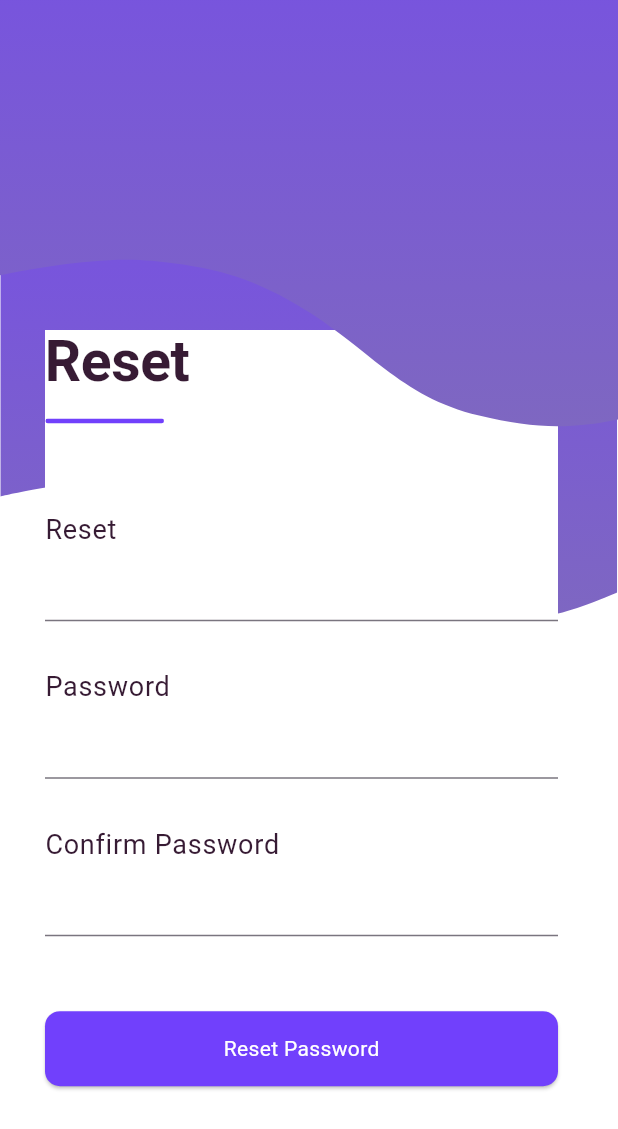
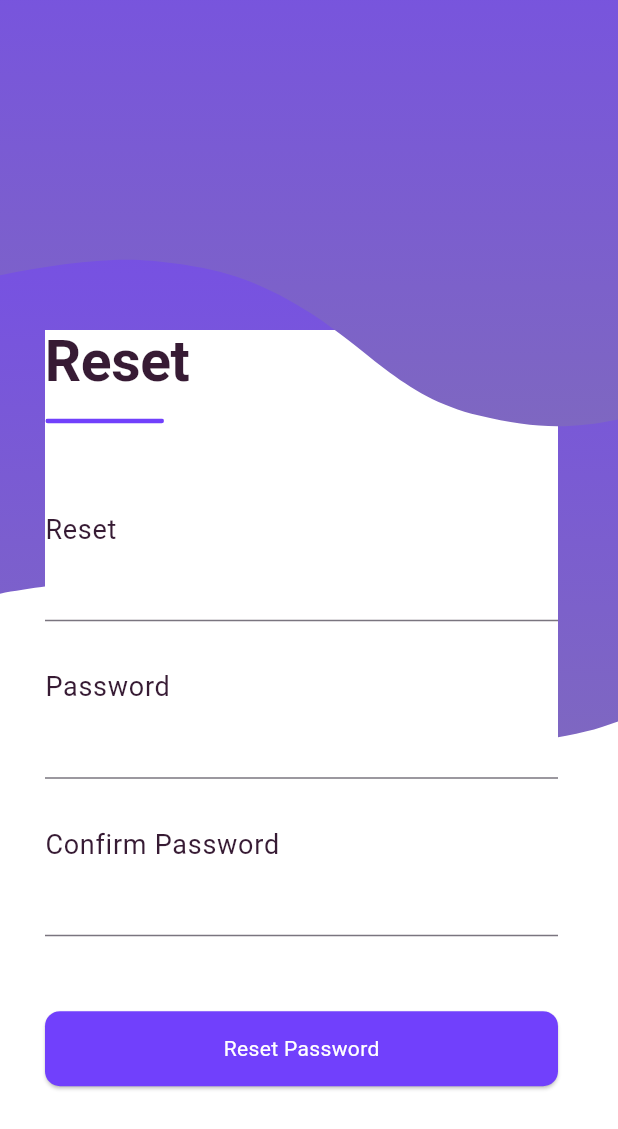
Before and after one commit to ashaswi/momentum, a Flutter app: the ForgotPassword screen opened by its route, on a phone screen of 412 x 824 dp. Shown: the top 1129 px of the screen. Run offline on Flutter 3.47's test engine with Material 3 defaults, Android fonts, the phone set to English and light mode, and no system bars; our stand-ins replace flutter_svg, shared_preferences, webview_flutter; accounts and stored records are empty; Roboto replaces fonts that are missing (Poppins).

Commit message:
curved curtain tweaks

```diff
--- a/lib/screens/forgot_password.dart
+++ b/lib/screens/forgot_password.dart
@@ -20,7 +20,7 @@ class ForgotPassword extends StatelessWidget {
             child: SvgPicture.asset(
               'assets/images/gradient/Gradient.svg',
               fit: BoxFit.cover,
-              height: 500, // Adjust height based on the desired size
+              height: 600, // Adjust height based on the desired size
             ),
           ),
           Positioned(
--- a/lib/screens/forgot_password_request.dart
+++ b/lib/screens/forgot_password_request.dart
@@ -20,7 +20,7 @@ class ForgotPasswordRequest extends StatelessWidget {
             child: SvgPicture.asset(
               'assets/images/gradient/Gradient.svg',
               fit: BoxFit.cover,
-              height: 500, // Adjust height based on the desired size
+              height: 510, // Adjust height based on the desired size
             ),
           ),
           Positioned(
--- a/lib/screens/signin.dart
+++ b/lib/screens/signin.dart
@@ -20,7 +20,7 @@ class Signin extends StatelessWidget {
             child: SvgPicture.asset(
               'assets/images/gradient/Gradient.svg',
               fit: BoxFit.cover,
-              height: 500, // Adjust height based on the desired size
+              height: 550, // Adjust height based on the desired size
             ),
           ),
           Positioned(
```
